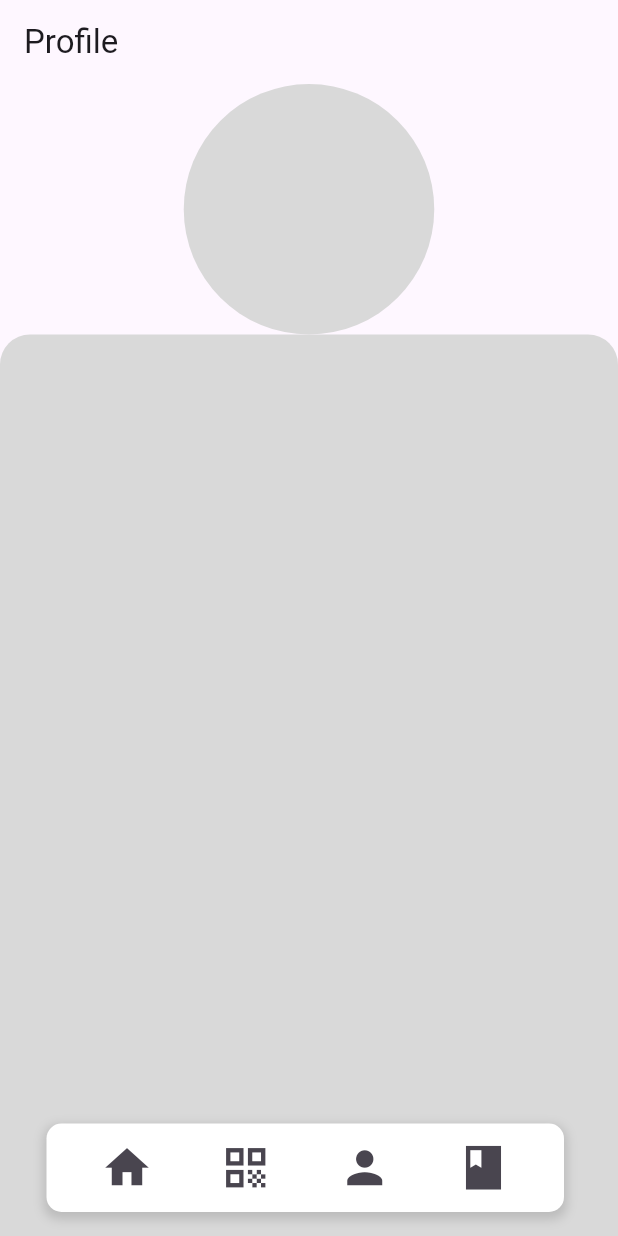
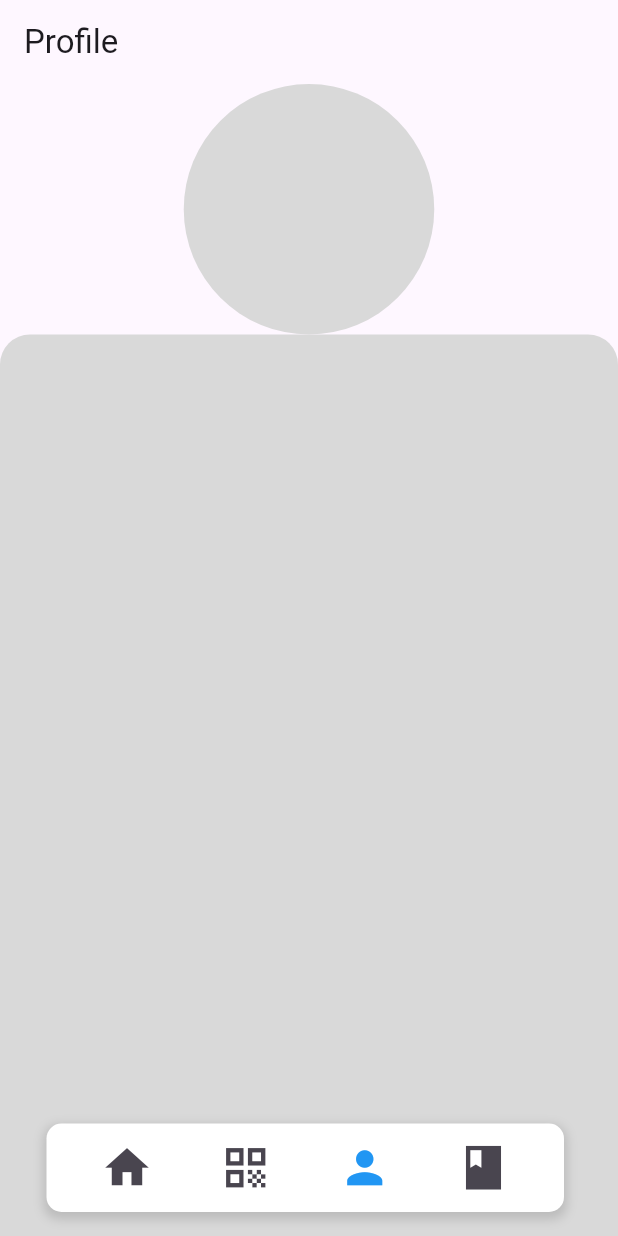
Before and after one commit to Codelab-Davis/password-manager, a Flutter app: the UserProfilePage screen opened directly, on a phone screen of 412 x 824 dp. Run offline on Flutter 3.47's test engine with Material 3 defaults, Android fonts, the phone set to English and light mode, and no system bars; our stand-ins replace timezone; missing offline and left inert: clipboard, otp, qr_code_scanner.

Commit message:
finished nav bar

```diff
--- a/lib/profile-page.dart
+++ b/lib/profile-page.dart
@@ -4,11 +4,18 @@ import 'package:password_manager/qrscanner-page.dart';
 import 'package:password_manager/totp-page.dart';
 import 'package:password_manager/passbook-page.dart';
 
-class UserProfilePage extends StatelessWidget {
+class UserProfilePage extends StatefulWidget {
   const UserProfilePage({Key? key}) : super(key: key);
 
   @override
+  _UserProfilePageState createState() => _UserProfilePageState();
+}
+
+class _UserProfilePageState extends State<UserProfilePage> {
+  int _selectedIndex = 2;
+  @override
   Widget build(BuildContext context) {
+
     return Scaffold(
       appBar: AppBar(
         title: const Text('Profile'),
@@ -60,20 +67,56 @@ class UserProfilePage extends StatelessWidget {
             mainAxisAlignment: MainAxisAlignment.spaceEvenly,
             children: <Widget>[
               IconButton(
-                icon: Icon(Icons.home, size: 35),
-                onPressed: () => _onItemTapped(0, context),
+                icon: Icon(
+                  Icons.home,
+                  size: 35,
+                  color: _selectedIndex == 0 ? Colors.blue : null,
+                ),
+                onPressed: () {
+                  setState(() {
+                    _selectedIndex = 0;
+                  });
+                  _onItemTapped(0, context);
+                },
               ),
               IconButton(
-                icon: Icon(Icons.qr_code, size: 35),
-                onPressed: () => _onItemTapped(1, context),
+                icon: Icon(
+                  Icons.qr_code,
+                  size: 35,
+                  color: _selectedIndex == 1 ? Colors.blue : null,
+                ),
+                onPressed: () {
+                  setState(() {
+                    _selectedIndex = 1;
+                  });
+                  _onItemTapped(1, context);
+                },
               ),
               IconButton(
-                icon: Icon(Icons.person, size: 35),
-                onPressed: () => _onItemTapped(2, context),
+                icon: Icon(
+                  Icons.person,
+                  size: 35,
+                  color: _selectedIndex == 2 ? Colors.blue : null,
+                ),
+                onPressed: () {
+                  setState(() {
+                    _selectedIndex = 2;
+                  });
+                  _onItemTapped(2, context);
+                },
               ),
               IconButton(
-                icon: Icon(Icons.book_sharp, size: 35),
-                onPressed: () => _onItemTapped(3, context),
+                icon: Icon(
+                  Icons.book_sharp,
+                  size: 35,
+                  color: _selectedIndex == 3 ? Colors.blue : null,
+                ),
+                onPressed: () {
+                  setState(() {
+                    _selectedIndex = 3;
+                  });
+                  _onItemTapped(3, context);
+                },
               ),
             ],
           ),
```
Also changed, not shown: lib/passbook-page.dart (+45 -8 lines), lib/qrscanner-page.dart (+45 -8 lines), lib/totp-page.dart (+45 -9 lines).
